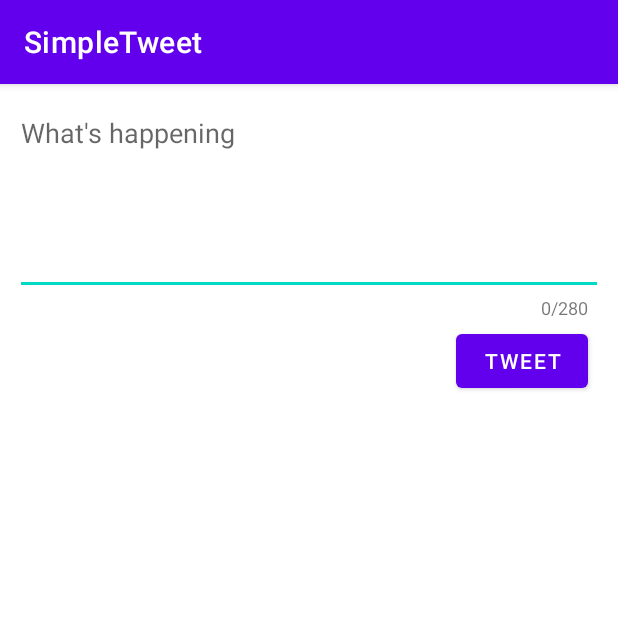
After one commit to VincentL-00/SimpleTweet, an Android app: the ComposeActivity screen opened directly, with no data from a screen before it, on a phone screen of 412 x 824 dp, the top half of it. The commit adds this screen. Run offline under Robolectric (Android 15) with nearby library versions, the phone set to English and light mode, and no system bars; our stand-ins replace Room's generated code; libraries missing offline, so code that uses them is left out: com.codepath.asynchttpclient, com.facebook.stetho; 1 statement that could not run was skipped.

Commit message:
Final Unit 4

```diff
--- a/app/build.gradle
+++ b/app/build.gradle
@@ -2,6 +2,7 @@ plugins {
     id 'com.android.application'
     id 'kotlin-android'
     id 'kotlin-kapt'
+    id 'kotlin-parcelize'
 }
 
 def apikeyPropertiesFile = rootProject.file("apikey.properties")
--- /dev/null
+++ b/app/src/main/java/com/codepath/apps/restclienttemplate/ComposeActivity.kt
@@ -0,0 +1,104 @@
+package com.codepath.apps.restclienttemplate
+
+import android.content.Intent
+import android.os.Bundle
+import android.text.Editable
+import android.text.TextWatcher
+import android.util.Log
+import android.widget.Button
+import android.widget.EditText
+import android.widget.TextView
+import android.widget.Toast
+import androidx.appcompat.app.AppCompatActivity
+import com.codepath.apps.restclienttemplate.models.Tweet
+import com.codepath.asynchttpclient.callback.JsonHttpResponseHandler
+import okhttp3.Headers
+
+class ComposeActivity : AppCompatActivity() {
+    private val MAX_TWEET_LENGTH = 280
+
+    lateinit var tvCharCount: TextView
+    lateinit var etCompose: EditText
+    lateinit var btnTweet: Button
+
+    lateinit var client: TwitterClient
+
+    override fun onCreate(savedInstanceState: Bundle?) {
+        super.onCreate(savedInstanceState)
+        setContentView(R.layout.activity_compose)
+
+        etCompose = findViewById(R.id.etTweetCompose)
+        btnTweet = findViewById(R.id.btnTweet)
+
+        client = TwitterApplication.getRestClient(this)
+
+        // Handling the user's click on the tweet button
+        btnTweet.setOnClickListener {
+
+            // Grab the content of the edittext (etCompose)
+            val tweetContent = etCompose.text.toString()
+
+            // 1. Make sure the tweet isn't empty
+            if (tweetContent.isEmpty()) {
+                Toast.makeText(this, "Empty tweets not allowed!", Toast.LENGTH_SHORT).show()
+            } else
+            // 2. Make sure the tweet is under character count
+                if (tweetContent.length > MAX_TWEET_LENGTH) {
+                    Toast.makeText(this, "Tweet is too long! Limit is 280 characters", Toast.LENGTH_SHORT).show()
+                } else {
+                    // TODO: Make an api call to Twitter to publish the tweet
+                    Toast.makeText(this, tweetContent, Toast.LENGTH_SHORT).show()
+                    client.publishTweet(tweetContent, object : JsonHttpResponseHandler() {
+                        override fun onSuccess(statusCode: Int, headers: Headers?, json: JSON) {
+                            Log.i(TAG, "Successfully published tweet!")
+                            // Send the tweet back to TimelineActivity
+                            val tweet = Tweet.fromJson(json.jsonObject)
+
+                            val intent = Intent()
+                            intent.putExtra("tweet", tweet)
+                            setResult(RESULT_OK, intent)
+                            finish()
+                        }
+                        override fun onFailure(
+                            statusCode: Int,
+                            headers: Headers?,
+                            response: String?,
+                            throwable: Throwable?
+                        ) {
+                            Log.e(TAG, "Failed to publish tweet", throwable)
+                        }
+
+
+                    })
+                }
+        }
+
+        val getChar = findViewById<EditText>(R.id.etTweetCompose)
+        val etValue = findViewById<TextView>(R.id.charCount)
+        getChar.addTextChangedListener(object : TextWatcher {
+
+            var limit = 280
+            override fun onTextChanged(s: CharSequence, start: Int, counter: Int, count: Int) {
+                // Fires right as the text is being changed (even supplies the range of text)
+                limit += counter
+            }
+
+            override fun beforeTextChanged(s: CharSequence, start: Int, count: Int, after: Int) {
+                limit -= after
+            }
+
+            override fun afterTextChanged(s: Editable) {
+                // Fires right after the text has changed
+                if(limit < 1){
+                    etValue.text = "Character limit reached"
+                }else {
+                    val total = 280 - limit
+                    etValue.text = total.toString() + "/280"
+                }
+            }
+        })
+    }
+    companion object {
+        val TAG = "ComposeActivity"
+    }
+}
--- /dev/null
+++ b/app/src/main/res/layout/activity_compose.xml
@@ -0,0 +1,42 @@
+<?xml version="1.0" encoding="utf-8"?>
+<androidx.constraintlayout.widget.ConstraintLayout xmlns:android="http://schemas.android.com/apk/res/android"
+    xmlns:app="http://schemas.android.com/apk/res-auto"
+    xmlns:tools="http://schemas.android.com/tools"
+    android:layout_width="match_parent"
+    android:layout_height="match_parent"
+    tools:context=".ComposeActivity">
+
+    <EditText
+        android:id="@+id/etTweetCompose"
+        android:layout_width="match_parent"
+        android:layout_height="wrap_content"
+        android:layout_margin="10dp"
+        android:ems="10"
+        android:gravity="start|top"
+        android:hint="What's happening"
+        android:inputType="textMultiLine"
+        android:minLines="5"
+        app:layout_constraintEnd_toEndOf="parent"
+        app:layout_constraintStart_toStartOf="parent"
+        app:layout_constraintTop_toTopOf="parent" />
+
+    <Button
+        android:id="@+id/btnTweet"
+        android:layout_width="wrap_content"
+        android:layout_height="wrap_content"
+        android:layout_margin="20dp"
+        android:text="Tweet"
+        app:layout_constraintEnd_toEndOf="parent"
+        app:layout_constraintTop_toBottomOf="@+id/etTweetCompose" />
+
+    <TextView
+        android:id="@+id/charCount"
+        android:layout_width="wrap_content"
+        android:layout_height="wrap_content"
+        android:text="0/280"
+        android:textSize="12dp"
+        app:layout_constraintEnd_toEndOf="@+id/btnTweet"
+        app:layout_constraintTop_toBottomOf="@+id/etTweetCompose" />
+
+
+</androidx.constraintlayout.widget.ConstraintLayout>
```
Also changed, not shown: app/src/main/AndroidManifest.xml (+5 -2 lines), app/src/main/java/com/codepath/apps/restclienttemplate/TimelineActivity.kt (+39 -0 lines), app/src/main/java/com/codepath/apps/restclienttemplate/TwitterClient.kt (+8 -1 lines), app/src/main/java/com/codepath/apps/restclienttemplate/models/Tweet.kt (+5 -5 lines), app/src/main/java/com/codepath/apps/restclienttemplate/models/User.kt (+5 -5 lines), app/src/main/res/menu/menu_main.xml (added, +9 -0 lines).
